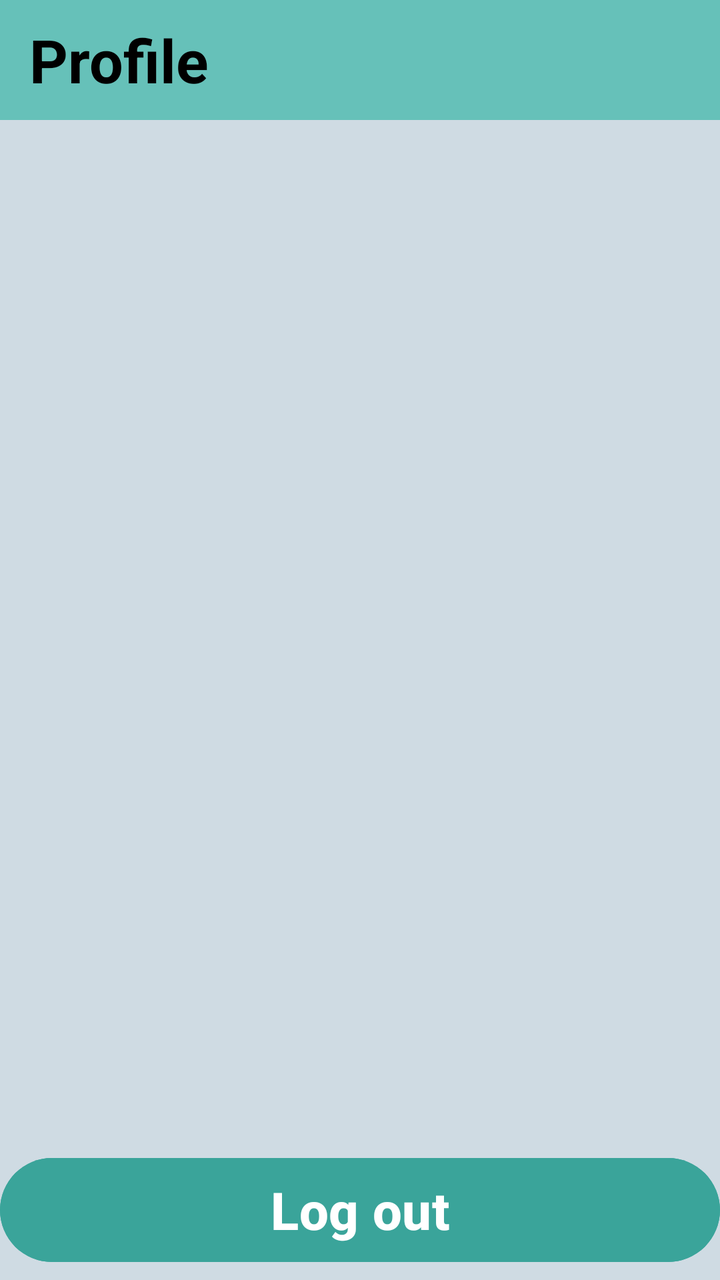
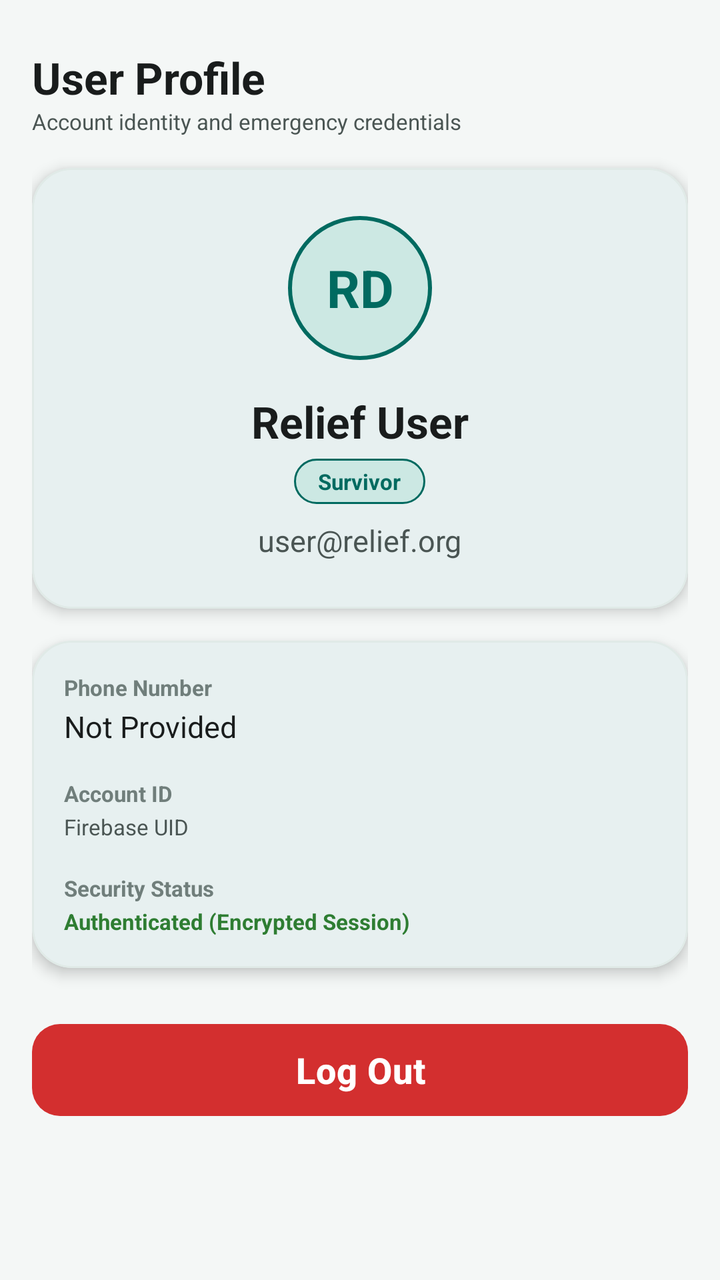

Compare the two renders of this Android layout. The source of the first and the diff that turns it into the second are given below.
<!-- AndroidManifest.xml: application theme Theme.ReliefDistribution -->
<!-- res/layout/activity_profile.xml -->
<?xml version="1.0" encoding="utf-8"?>
<LinearLayout xmlns:android="http://schemas.android.com/apk/res/android"
    xmlns:app="http://schemas.android.com/apk/res-auto"
    xmlns:tools="http://schemas.android.com/tools"
    android:layout_width="match_parent"
    android:layout_height="match_parent"
    android:orientation="vertical"
    tools:context=".Profile"
    android:background="#CFDBE3">

    <TextView
        android:layout_width="match_parent"
        android:layout_height="60dp"
        android:text="  Profile"
        android:gravity="left|center"
        android:textStyle="bold"
        android:textSize="30sp"
        android:textColor="@color/black"
        android:background="#66C1B9"/>

    <LinearLayout
        android:layout_width="match_parent"
        android:layout_height="615dp"
        android:layout_margin="10dp"
        android:layout_weight="1"
        android:orientation="vertical">

    </LinearLayout>

    <Button
        android:id="@+id/btnLogout"
        android:layout_width="match_parent"
        android:layout_height="60dp"
        android:text="Log out"
        android:textColor="@color/white"
        android:textSize="26dp"
        android:textStyle="bold"
        android:backgroundTint="#3AA49A"
        android:gravity="center"
        android:layout_marginBottom="5dp"/>

</LinearLayout>
<!-- resources referenced by this layout -->
<resources>
  <color name="black">#FF000000</color>
  <color name="white">#FFFFFFFF</color>
  <style name="Base.Theme.ReliefDistribution" parent="Theme.Material3.DayNight.NoActionBar">
          <item name="colorPrimary">@color/black</item>
          <item name="colorPrimaryVariant">@color/black</item>
          <item name="colorOnPrimary">@color/black</item>
      </style>
  <!-- unchanged entries left out for length: 1 -->
</resources>

<!-- the commit's change to res/layout/activity_profile.xml (unified diff, before → after) -->
@@ -1,42 +1,213 @@
 <?xml version="1.0" encoding="utf-8"?>
-<LinearLayout xmlns:android="http://schemas.android.com/apk/res/android"
+<ScrollView xmlns:android="http://schemas.android.com/apk/res/android"
     xmlns:app="http://schemas.android.com/apk/res-auto"
     xmlns:tools="http://schemas.android.com/tools"
     android:layout_width="match_parent"
     android:layout_height="match_parent"
-    android:orientation="vertical"
-    tools:context=".Profile"
-    android:background="#CFDBE3">
-
-    <TextView
-        android:layout_width="match_parent"
-        android:layout_height="60dp"
-        android:text="  Profile"
-        android:gravity="left|center"
-        android:textStyle="bold"
-        android:textSize="30sp"
-        android:textColor="@color/black"
-        android:background="#66C1B9"/>
+    android:fillViewport="true"
+    android:background="@color/background"
+    tools:context=".Profile">
 
     <LinearLayout
         android:layout_width="match_parent"
-        android:layout_height="615dp"
-        android:layout_margin="10dp"
-        android:layout_weight="1"
-        android:orientation="vertical">
+        android:layout_height="wrap_content"
+        android:orientation="vertical"
+        android:padding="@dimen/spacing_m">
+
+        
+        <LinearLayout
+            android:layout_width="match_parent"
+            android:layout_height="wrap_content"
+            android:orientation="vertical"
+            android:layout_marginTop="@dimen/spacing_s"
+            android:layout_marginBottom="@dimen/spacing_m">
+
+            <TextView
+                android:layout_width="wrap_content"
+                android:layout_height="wrap_content"
+                android:text="User Profile"
+                android:textColor="@color/text_primary"
+                android:textSize="@dimen/text_size_headline"
+                android:textStyle="bold" />
+
+            <TextView
+                android:layout_width="wrap_content"
+                android:layout_height="wrap_content"
+                android:text="Account identity and emergency credentials"
+                android:textColor="@color/text_secondary"
+                android:textSize="@dimen/text_size_caption" />
+        </LinearLayout>
+
+        
+        <com.google.android.material.card.MaterialCardView
+            android:id="@+id/cardIdentity"
+            style="@style/Widget.Relief.CardView"
+            android:layout_width="match_parent"
+            android:layout_height="wrap_content"
+            android:layout_marginBottom="@dimen/spacing_m">
+
+            <LinearLayout
+                android:layout_width="match_parent"
+                android:layout_height="wrap_content"
+                android:orientation="vertical"
+                android:gravity="center_horizontal"
+                android:padding="@dimen/spacing_l">
+
+                
+                <FrameLayout
+                    android:layout_width="72dp"
+                    android:layout_height="72dp"
+                    android:background="@drawable/circle_avatar">
+
+                    <TextView
+                        android:id="@+id/tvAvatarInitials"
+                        android:layout_width="match_parent"
+                        android:layout_height="match_parent"
+                        android:gravity="center"
+                        android:text="RD"
+                        android:textColor="@color/primary"
+                        android:textSize="26sp"
+                        android:textStyle="bold" />
+                </FrameLayout>
+
+                
+                <TextView
+                    android:id="@+id/tvUserName"
+                    android:layout_width="wrap_content"
+                    android:layout_height="wrap_content"
+                    android:layout_marginTop="@dimen/spacing_m"
+                    android:text="Relief User"
+                    android:textColor="@color/text_primary"
+                    android:textSize="@dimen/text_size_headline"
+                    android:textStyle="bold" />
+
+                
+                <TextView
+                    android:id="@+id/tvUserRole"
+                    android:layout_width="wrap_content"
+                    android:layout_height="wrap_content"
+                    android:layout_marginTop="@dimen/spacing_xs"
+                    android:background="@drawable/badge_role"
+                    android:text="Survivor"
+                    android:textColor="@color/primary"
+                    android:textSize="@dimen/text_size_caption"
+                    android:textStyle="bold" />
+
+                
+                <TextView
+                    android:id="@+id/tvUserEmail"
+                    android:layout_width="wrap_content"
+                    android:layout_height="wrap_content"
+                    android:layout_marginTop="@dimen/spacing_s"
+                    android:text="user@relief.org"
+                    android:textColor="@color/text_secondary"
+                    android:textSize="@dimen/text_size_body" />
+
+            </LinearLayout>
+        </com.google.android.material.card.MaterialCardView>
+
+        
+        <com.google.android.material.card.MaterialCardView
+            android:id="@+id/cardDetails"
+            style="@style/Widget.Relief.CardView"
+            android:layout_width="match_parent"
+            android:layout_height="wrap_content"
+            android:layout_marginBottom="@dimen/spacing_m">
+
+            <LinearLayout
+                android:layout_width="match_parent"
+                android:layout_height="wrap_content"
+                android:orientation="vertical"
+                android:padding="@dimen/spacing_m">
+
+                
+                <LinearLayout
+                    android:layout_width="match_parent"
+                    android:layout_height="wrap_content"
+                    android:orientation="vertical"
+                    android:layout_marginBottom="@dimen/spacing_m">
+
+                    <TextView
+                        android:layout_width="wrap_content"
+                        android:layout_height="wrap_content"
+                        android:text="Phone Number"
+                        android:textColor="@color/text_tertiary"
+                        android:textSize="@dimen/text_size_caption"
+                        android:textStyle="bold" />
+
+                    <TextView
+                        android:id="@+id/tvUserPhone"
+                        android:layout_width="wrap_content"
+                        android:layout_height="wrap_content"
+                        android:layout_marginTop="2dp"
+                        android:text="Not Provided"
+                        android:textColor="@color/text_primary"
+                        android:textSize="@dimen/text_size_body" />
+                </LinearLayout>
+
+                
+                <LinearLayout
+                    android:layout_width="match_parent"
+                    android:layout_height="wrap_content"
+                    android:orientation="vertical"
+                    android:layout_marginBottom="@dimen/spacing_m">
+
+                    <TextView
+                        android:layout_width="wrap_content"
+                        android:layout_height="wrap_content"
+                        android:text="Account ID"
+                        android:textColor="@color/text_tertiary"
+                        android:textSize="@dimen/text_size_caption"
+                        android:textStyle="bold" />
+
+                    <TextView
+                        android:id="@+id/tvUserId"
+                        android:layout_width="wrap_content"
+                        android:layout_height="wrap_content"
+                        android:layout_marginTop="2dp"
+                        android:text="Firebase UID"
+                        android:textColor="@color/text_secondary"
+                        android:textSize="@dimen/text_size_caption" />
+                </LinearLayout>
+
+                
+                <LinearLayout
+                    android:layout_width="match_parent"
+                    android:layout_height="wrap_content"
+                    android:orientation="vertical">
+
+                    <TextView
+                        android:layout_width="wrap_content"
+                        android:layout_height="wrap_content"
+                        android:text="Security Status"
+                        android:textColor="@color/text_tertiary"
+                        android:textSize="@dimen/text_size_caption"
+                        android:textStyle="bold" />
+
+                    <TextView
+                        android:id="@+id/tvUserStatus"
+                        android:layout_width="wrap_content"
+                        android:layout_height="wrap_content"
+                        android:layout_marginTop="2dp"
+                        android:text="Authenticated (Encrypted Session)"
+                        android:textColor="@color/status_online"
+                        android:textSize="@dimen/text_size_caption"
+                        android:textStyle="bold" />
+                </LinearLayout>
+
+            </LinearLayout>
+        </com.google.android.material.card.MaterialCardView>
+
+        
+        <com.google.android.material.button.MaterialButton
+            android:id="@+id/btnLogout"
+            style="@style/Widget.Relief.Button.Emergency"
+            android:layout_width="match_parent"
+            android:layout_height="@dimen/button_height"
+            android:layout_marginTop="@dimen/spacing_s"
+            android:layout_marginBottom="@dimen/spacing_l"
+            android:text="Log Out"
+            android:textSize="@dimen/text_size_title" />
 
     </LinearLayout>
-
-    <Button
-        android:id="@+id/btnLogout"
-        android:layout_width="match_parent"
-        android:layout_height="60dp"
-        android:text="Log out"
-        android:textColor="@color/white"
-        android:textSize="26dp"
-        android:textStyle="bold"
-        android:backgroundTint="#3AA49A"
-        android:gravity="center"
-        android:layout_marginBottom="5dp"/>
-
-</LinearLayout>
+</ScrollView>
<!-- resource entries referenced after the edit -->
@@ -1,11 +1,115 @@
 <!-- resources referenced by this layout -->
 <resources>
-  <color name="black">#FF000000</color>
-  <color name="white">#FFFFFFFF</color>
+  <color name="background">#F4F7F6</color>
+  <color name="primary">#006A60</color>
+  <color name="status_online">#2E7D32</color>
+  <color name="text_primary">#191C1C</color>
+  <color name="text_secondary">#4A5553</color>
+  <color name="text_tertiary">#707E7B</color>
+  <dimen name="button_height">54dp</dimen>
+  <dimen name="spacing_l">24dp</dimen>
+  <dimen name="spacing_m">16dp</dimen>
+  <dimen name="spacing_s">8dp</dimen>
+  <dimen name="spacing_xs">4dp</dimen>
+  <dimen name="text_size_body">15sp</dimen>
+  <dimen name="text_size_caption">11sp</dimen>
+  <dimen name="text_size_headline">22sp</dimen>
+  <dimen name="text_size_title">18sp</dimen>
+  <!-- drawable badge_role (drawable) -->
+  <?xml version="1.0" encoding="utf-8"?>
+  <shape xmlns:android="http://schemas.android.com/apk/res/android"
+      android:shape="rectangle">
+      <corners android:radius="12dp" />
+      <solid android:color="@color/primary_container" />
+      <stroke
+          android:width="1dp"
+          android:color="@color/primary" />
+      <padding
+          android:bottom="4dp"
+          android:left="12dp"
+          android:right="12dp"
+          android:top="4dp" />
+  </shape>
+  <!-- drawable circle_avatar (drawable) -->
+  <?xml version="1.0" encoding="utf-8"?>
+  <shape xmlns:android="http://schemas.android.com/apk/res/android"
+      android:shape="oval">
+      <solid android:color="@color/primary_container" />
+      <size
+          android:width="72dp"
+          android:height="72dp" />
+      <stroke
+          android:width="2dp"
+          android:color="@color/primary" />
+  </shape>
+  <style name="Widget.Relief.Button.Emergency" parent="Widget.Material3.Button">
+          <item name="cornerRadius">@dimen/button_corner_radius</item>
+          <item name="backgroundTint">@color/emergency_red</item>
+          <item name="android:textColor">@color/on_emergency</item>
+          <item name="android:textStyle">bold</item>
+          <item name="android:minHeight">@dimen/button_height</item>
+      </style>
+  <style name="Widget.Relief.CardView" parent="Widget.Material3.CardView.Elevated">
+          <item name="cardCornerRadius">@dimen/card_corner_radius</item>
+          <item name="cardElevation">4dp</item>
+          <item name="cardBackgroundColor">@color/card_surface</item>
+          <item name="strokeColor">@color/card_stroke</item>
+          <item name="strokeWidth">1dp</item>
+      </style>
+  <color name="primary_container">#CCE8E3</color>
+  <dimen name="button_corner_radius">14dp</dimen>
+  <color name="emergency_red">#D32F2F</color>
+  <color name="on_emergency">#FFFFFF</color>
+  <dimen name="card_corner_radius">20dp</dimen>
+  <color name="card_surface">#FFFFFF</color>
+  <color name="card_stroke">#E0EAE7</color>
   <style name="Base.Theme.ReliefDistribution" parent="Theme.Material3.DayNight.NoActionBar">
-          <item name="colorPrimary">@color/black</item>
-          <item name="colorPrimaryVariant">@color/black</item>
-          <item name="colorOnPrimary">@color/black</item>
+          
+          <item name="colorPrimary">@color/primary</item>
+          <item name="colorOnPrimary">@color/on_primary</item>
+          <item name="colorPrimaryContainer">@color/primary_container</item>
+          <item name="colorOnPrimaryContainer">@color/on_primary_container</item>
+  
+          
+          <item name="colorSecondary">@color/secondary</item>
+          <item name="colorOnSecondary">@color/on_secondary</item>
+  
+          
+          <item name="android:windowBackground">@color/background</item>
+          <item name="colorSurface">@color/surface</item>
+          <item name="colorOnSurface">@color/on_surface</item>
+          <item name="colorSurfaceVariant">@color/surface_variant</item>
+          <item name="colorOnSurfaceVariant">@color/on_surface_variant</item>
+  
+          
+          <item name="colorError">@color/emergency_red</item>
+          <item name="colorOnError">@color/on_emergency</item>
+  
+          
+          <item name="android:statusBarColor">@color/primary</item>
+          <item name="android:windowLightStatusBar">false</item>
+          <item name="android:navigationBarColor">@color/surface</item>
+          <item name="android:windowLightNavigationBar" tools:targetApi="27">true</item>
+  
+          
+          <item name="materialCardViewStyle">@style/Widget.Relief.CardView</item>
+          <item name="materialButtonStyle">@style/Widget.Relief.Button.Primary</item>
+      </style>
+  <color name="on_primary">#FFFFFF</color>
+  <color name="on_primary_container">#00201D</color>
+  <color name="secondary">#4A635F</color>
+  <color name="on_secondary">#FFFFFF</color>
+  <color name="surface">#FFFFFF</color>
+  <color name="on_surface">#191C1C</color>
+  <color name="surface_variant">#EAEFED</color>
+  <color name="on_surface_variant">#3F4947</color>
+  <style name="Widget.Relief.Button.Primary" parent="Widget.Material3.Button">
+          <item name="cornerRadius">@dimen/button_corner_radius</item>
+          <item name="backgroundTint">@color/primary</item>
+          <item name="android:textColor">@color/on_primary</item>
+          <item name="android:textStyle">bold</item>
+          <item name="android:minHeight">@dimen/button_height</item>
+          <item name="android:letterSpacing">0.02</item>
       </style>
   <!-- unchanged entries left out for length: 1 -->
 </resources>
